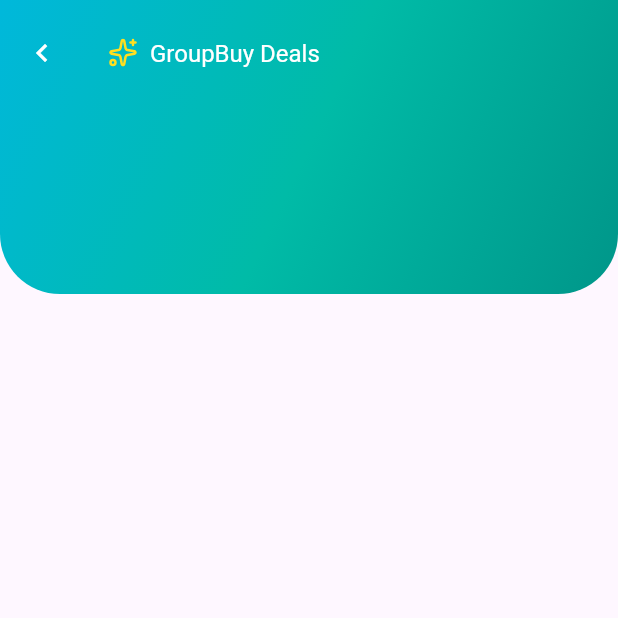
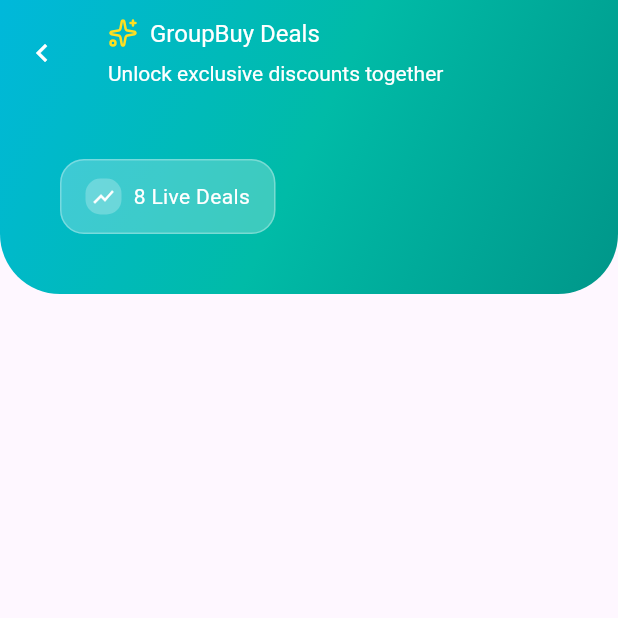
Before and after one commit to pujandhakal/Grabbit, a Flutter app: the TrendingDealsScreen screen opened directly, on a phone screen of 412 x 824 dp, the top half of it. Run offline on Flutter 3.47's test engine with Material 3 defaults, Android fonts, the phone set to English and light mode, and no system bars; our stand-ins replace flutter_svg, google_fonts, percent_indicator.

Commit message:
Made Appbar card

```diff
--- a/lib/pages/user/trending_deals_screen.dart
+++ b/lib/pages/user/trending_deals_screen.dart
@@ -26,6 +26,7 @@ class _TrendingDealsScreenState extends State<TrendingDealsScreen> {
               ),
             ),
             title: Column(
+              crossAxisAlignment: CrossAxisAlignment.start,
               children: [
                 Row(
                   children: [
@@ -42,6 +43,16 @@ class _TrendingDealsScreenState extends State<TrendingDealsScreen> {
                     ),
                   ],
                 ),
+                SizedBox(
+                  height: 8,
+                ),
+                Text(
+                  "Unlock exclusive discounts together",
+                  style: TextStyle(
+                    color: Colors.white,
+                    fontSize: 14,
+                  ),
+                )
               ],
             ),
             backgroundColor: Colors.transparent,
@@ -65,6 +76,50 @@ class _TrendingDealsScreenState extends State<TrendingDealsScreen> {
               ),
             ),
           ),
+          Positioned(
+            top: kToolbarHeight + 50,
+            left: 40,
+            child: Row(
+              children: [
+                Container(
+                  padding: EdgeInsets.symmetric(
+                    vertical: 12,
+                    horizontal: 16,
+                  ),
+                  decoration: BoxDecoration(
+                    color: Colors.white24,
+                    borderRadius: BorderRadius.circular(16),
+                    border: Border.all(color: Colors.white30),
+                  ),
+                  child: Row(
+                    children: [
+                      Container(
+                        padding: EdgeInsets.all(4),
+                        decoration: BoxDecoration(
+                          color: Colors.white24,
+                          borderRadius: BorderRadius.circular(10),
+                        ),
+                        child: Icon(
+                          Icons.show_chart_outlined,
+                          color: Colors.white,
+                          size: 16,
+                        ),
+                      ),
+                      SizedBox(
+                        width: 8,
+                      ),
+                      Text(
+                        "8 Live Deals",
+                        style: TextStyle(
+                          color: Colors.white,
+                        ),
+                      ),
+                    ],
+                  ),
+                )
+              ],
+            ),
+          )
         ],
       ),
     );
```
